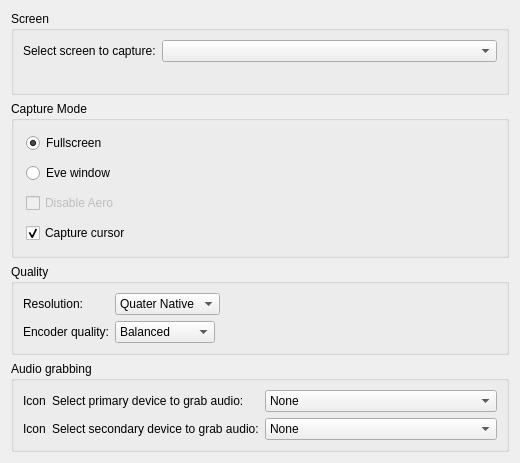
Before: the Qt Designer form src/recordingsettings.ui in networkoptix/nx_open, drawn with Qt 5.
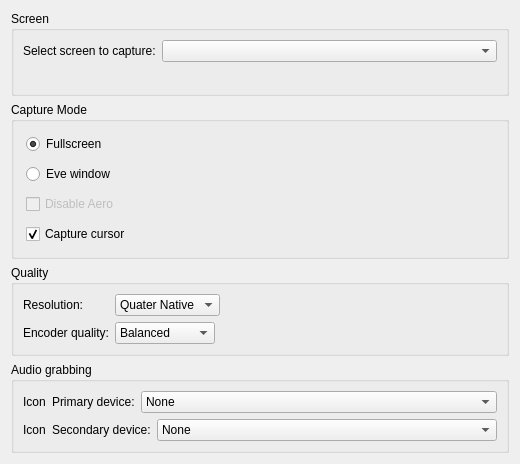
After: the same form once the commit is applied.

Commit message:
system icons for recording devices
<==== Mercurial data ====>
Branch: master

```diff
--- a/src/recordingsettings.ui
+++ b/src/recordingsettings.ui
@@ -7,7 +7,7 @@
     <x>0</x>
     <y>0</y>
     <width>520</width>
-    <height>463</height>
+    <height>464</height>
    </rect>
   </property>
   <property name="windowTitle">
@@ -205,8 +205,59 @@
       <property name="formAlignment">
        <set>Qt::AlignLeading|Qt::AlignLeft|Qt::AlignTop</set>
       </property>
-      <item row="0" column="0">
+      <item row="1" column="0" colspan="2">
+       <layout class="QHBoxLayout" name="horizontalLayout_2">
+        <property name="spacing">
+         <number>6</number>
+        </property>
+        <item>
+         <widget class="QLabel" name="label_secondaryDeviceIcon">
+          <property name="text">
+           <string>Icon</string>
+          </property>
+         </widget>
+        </item>
+        <item>
+         <widget class="QLabel" name="label_secondaryDeviceText">
+          <property name="sizePolicy">
+           <sizepolicy hsizetype="Minimum" vsizetype="Preferred">
+            <horstretch>0</horstretch>
+            <verstretch>0</verstretch>
+           </sizepolicy>
+          </property>
+          <property name="minimumSize">
+           <size>
+            <width>0</width>
+            <height>0</height>
+           </size>
+          </property>
+          <property name="text">
+           <string>Secondary device:</string>
+          </property>
+         </widget>
+        </item>
+        <item>
+         <widget class="QComboBox" name="secondaryAudioDeviceComboBox">
+          <property name="sizePolicy">
+           <sizepolicy hsizetype="Expanding" vsizetype="Fixed">
+            <horstretch>0</horstretch>
+            <verstretch>0</verstretch>
+           </sizepolicy>
+          </property>
+          <item>
+           <property name="text">
+            <string>None</string>
+           </property>
+          </item>
+         </widget>
+        </item>
+       </layout>
+      </item>
+      <item row="0" column="0" colspan="2">
        <layout class="QHBoxLayout" name="horizontalLayout">
+        <property name="spacing">
+         <number>6</number>
+        </property>
         <item>
          <widget class="QLabel" name="label_primaryDeviceIcon">
           <property name="text">
@@ -216,52 +267,43 @@
         </item>
         <item>
          <widget class="QLabel" name="label_primaryDeviceText">
-          <property name="text">
-           <string>Select primary device to grab audio:</string>
+          <property name="sizePolicy">
+           <sizepolicy hsizetype="Minimum" vsizetype="Preferred">
+            <horstretch>0</horstretch>
+            <verstretch>0</verstretch>
+           </sizepolicy>
           </property>
-         </widget>
-        </item>
-       </layout>
-      </item>
-      <item row="0" column="1">
-       <widget class="QComboBox" name="primaryAudioDeviceComboBox">
-        <property name="toolTip">
-         <string comment="Use this to select audio device"/>
-        </property>
-        <item>
-         <property name="text">
-          <string>None</string>
-         </property>
-        </item>
-       </widget>
-      </item>
-      <item row="1" column="0">
-       <layout class="QHBoxLayout" name="horizontalLayout_2">
-        <item>
-         <widget class="QLabel" name="label_secondaryDeviceIcon">
+          <property name="minimumSize">
+           <size>
+            <width>0</width>
+            <height>0</height>
+           </size>
+          </property>
           <property name="text">
-           <string>Icon</string>
+           <string>Primary device:</string>
           </property>
          </widget>
         </item>
         <item>
-         <widget class="QLabel" name="label_5">
-          <property name="text">
-           <string>Select secondary device to grab audio:</string>
+         <widget class="QComboBox" name="primaryAudioDeviceComboBox">
+          <property name="sizePolicy">
+           <sizepolicy hsizetype="Expanding" vsizetype="Fixed">
+            <horstretch>0</horstretch>
+            <verstretch>0</verstretch>
+           </sizepolicy>
           </property>
+          <property name="toolTip">
+           <string comment="Use this to select audio device"/>
+          </property>
+          <item>
+           <property name="text">
+            <string>None</string>
+           </property>
+          </item>
          </widget>
         </item>
        </layout>
       </item>
-      <item row="1" column="1">
-       <widget class="QComboBox" name="secondaryAudioDeviceComboBox">
-        <item>
-         <property name="text">
-          <string>None</string>
-         </property>
-        </item>
-       </widget>
-      </item>
      </layout>
     </widget>
    </item>
```
The commit also changes 3 other files.
